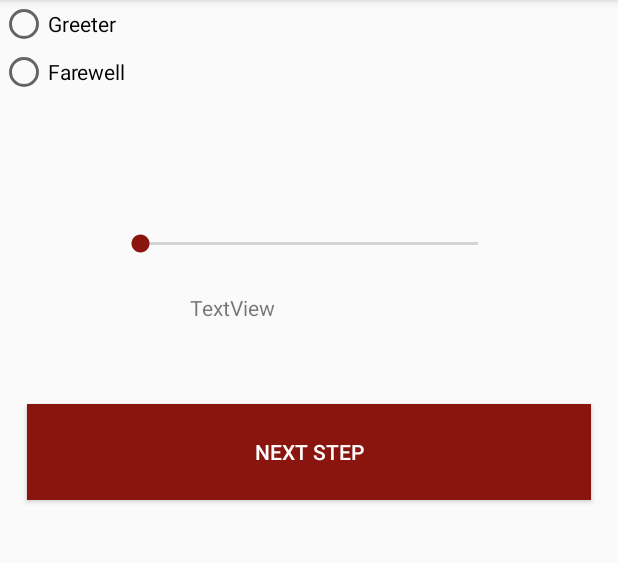
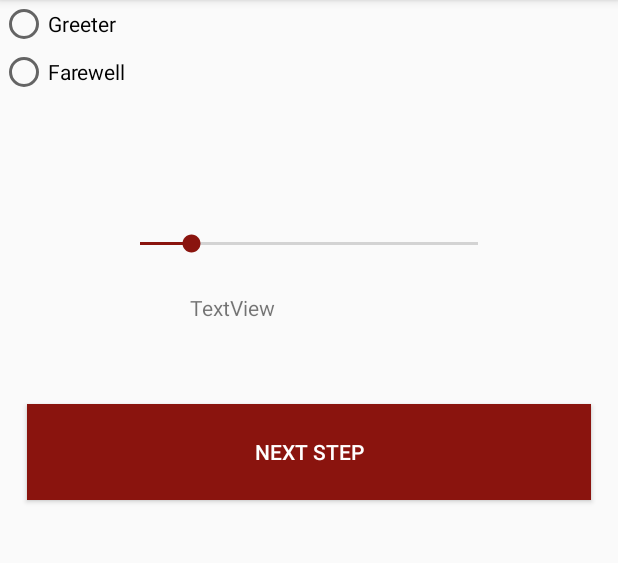
Before and after one commit to wldrocha/MyForm, an Android app: the SecondActivity screen opened directly, with no data from a screen before it, on a phone screen of 412 x 824 dp, the part 84-647 px from its top. Run offline under Robolectric (Android 15) with nearby library versions, the phone set to English and light mode, and no system bars.

Commit message:
Bug Fixed

```diff
--- a/app/src/main/res/layout/activity_second.xml
+++ b/app/src/main/res/layout/activity_second.xml
@@ -41,6 +41,9 @@
         app:layout_constraintEnd_toEndOf="parent"
         app:layout_constraintStart_toStartOf="parent"
         app:layout_constraintTop_toBottomOf="@+id/RadioGroup"
+        android:progress="16"
+        android:max="100"
+        android:min="1"
         app:layout_constraintVertical_bias="0.13" />
 
     <TextView
```
